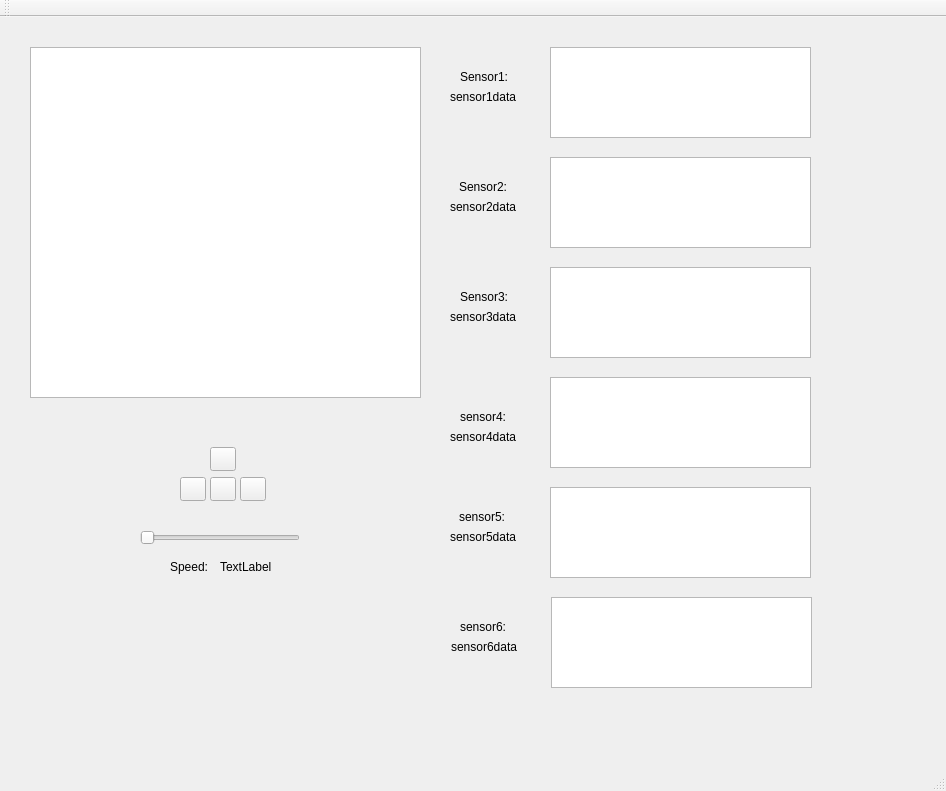
The window that Kod/Styr/STYR/STYR/mapGUI/gui.ui (hansfilipelo/Kandidadprojekt) describes before a commit, drawn with Qt 5.
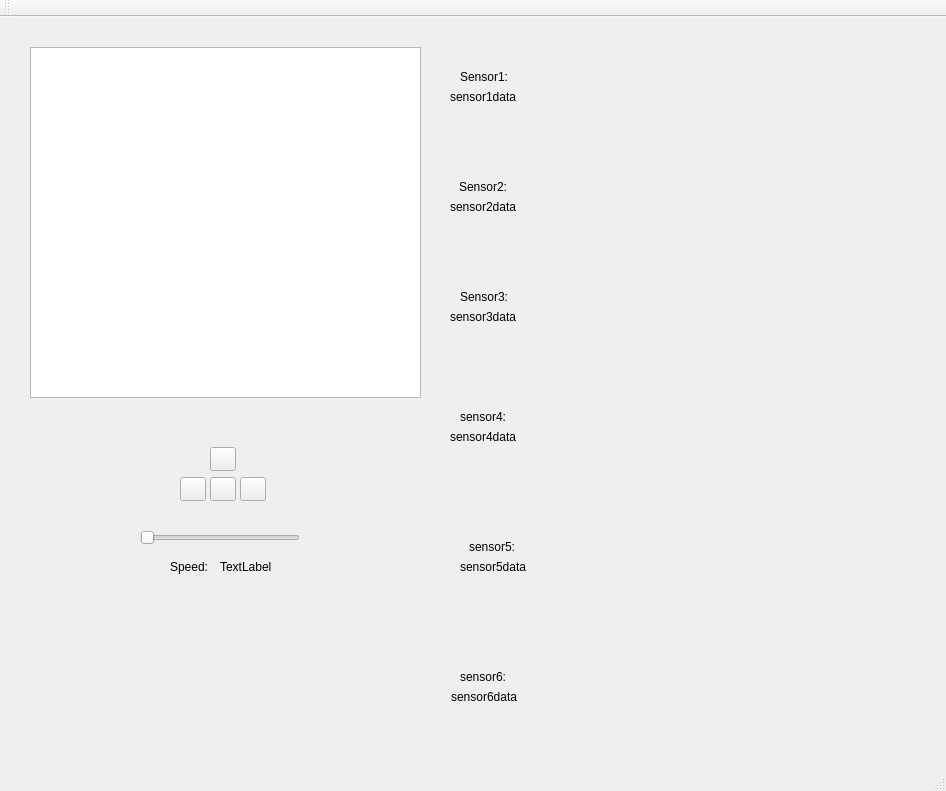
The same window after the commit. Custom widgets are drawn as their Qt base class.

```diff
--- a/Kod/Styr/STYR/STYR/mapGUI/gui.ui
+++ b/Kod/Styr/STYR/STYR/mapGUI/gui.ui
@@ -24,56 +24,6 @@
      </rect>
     </property>
    </widget>
-   <widget class="QGraphicsView" name="sensor4plot">
-    <property name="geometry">
-     <rect>
-      <x>550</x>
-      <y>360</y>
-      <width>261</width>
-      <height>91</height>
-     </rect>
-    </property>
-   </widget>
-   <widget class="QGraphicsView" name="sensor2plot">
-    <property name="geometry">
-     <rect>
-      <x>550</x>
-      <y>140</y>
-      <width>261</width>
-      <height>91</height>
-     </rect>
-    </property>
-   </widget>
-   <widget class="QGraphicsView" name="sensor3plot">
-    <property name="geometry">
-     <rect>
-      <x>550</x>
-      <y>250</y>
-      <width>261</width>
-      <height>91</height>
-     </rect>
-    </property>
-   </widget>
-   <widget class="QGraphicsView" name="sensor1plot">
-    <property name="geometry">
-     <rect>
-      <x>550</x>
-      <y>30</y>
-      <width>261</width>
-      <height>91</height>
-     </rect>
-    </property>
-   </widget>
-   <widget class="QGraphicsView" name="sensor5plot">
-    <property name="geometry">
-     <rect>
-      <x>550</x>
-      <y>470</y>
-      <width>261</width>
-      <height>91</height>
-     </rect>
-    </property>
-   </widget>
    <widget class="QSlider" name="speedSlider">
     <property name="geometry">
      <rect>
@@ -249,8 +199,8 @@
    <widget class="QLabel" name="sensor5">
     <property name="geometry">
      <rect>
-      <x>459</x>
-      <y>490</y>
+      <x>469</x>
+      <y>520</y>
       <width>62</width>
       <height>19</height>
      </rect>
@@ -262,8 +212,8 @@
    <widget class="QLabel" name="sensor5data">
     <property name="geometry">
      <rect>
-      <x>450</x>
-      <y>510</y>
+      <x>460</x>
+      <y>540</y>
       <width>81</width>
       <height>20</height>
      </rect>
@@ -276,7 +226,7 @@
     <property name="geometry">
      <rect>
       <x>451</x>
-      <y>620</y>
+      <y>670</y>
       <width>81</width>
       <height>20</height>
      </rect>
@@ -285,21 +235,11 @@
      <string>sensor6data</string>
     </property>
    </widget>
-   <widget class="QGraphicsView" name="sensor6plot">
-    <property name="geometry">
-     <rect>
-      <x>551</x>
-      <y>580</y>
-      <width>261</width>
-      <height>91</height>
-     </rect>
-    </property>
-   </widget>
    <widget class="QLabel" name="sensor6">
     <property name="geometry">
      <rect>
       <x>460</x>
-      <y>600</y>
+      <y>650</y>
       <width>62</width>
       <height>19</height>
      </rect>
@@ -334,6 +274,102 @@
      <string>TextLabel</string>
     </property>
    </widget>
+   <widget class="QCustomPlot" name="sensorPlot1" native="true">
+    <property name="geometry">
+     <rect>
+      <x>550</x>
+      <y>30</y>
+      <width>261</width>
+      <height>101</height>
+     </rect>
+    </property>
+    <property name="minimumSize">
+     <size>
+      <width>120</width>
+      <height>0</height>
+     </size>
+    </property>
+   </widget>
+   <widget class="QCustomPlot" name="sensorPlot2" native="true">
+    <property name="geometry">
+     <rect>
+      <x>550</x>
+      <y>150</y>
+      <width>261</width>
+      <height>101</height>
+     </rect>
+    </property>
+    <property name="minimumSize">
+     <size>
+      <width>120</width>
+      <height>0</height>
+     </size>
+    </property>
+   </widget>
+   <widget class="QCustomPlot" name="sensorPlot3" native="true">
+    <property name="geometry">
+     <rect>
+      <x>550</x>
+      <y>270</y>
+      <width>261</width>
+      <height>101</height>
+     </rect>
+    </property>
+    <property name="minimumSize">
+     <size>
+      <width>120</width>
+      <height>0</height>
+     </size>
+    </property>
+   </widget>
+   <widget class="QCustomPlot" name="sensorPlot4" native="true">
+    <property name="geometry">
+     <rect>
+      <x>550</x>
+      <y>390</y>
+      <width>261</width>
+      <height>101</height>
+     </rect>
+    </property>
+    <property name="minimumSize">
+     <size>
+      <width>120</width>
+      <height>0</height>
+     </size>
+    </property>
+   </widget>
+   <widget class="QCustomPlot" name="sensorPlot5" native="true">
+    <property name="geometry">
+     <rect>
+      <x>550</x>
+      <y>510</y>
+      <width>261</width>
+      <height>101</height>
+     </rect>
+    </property>
+    <property name="minimumSize">
+     <size>
+      <width>120</width>
+      <height>0</height>
+     </size>
+    </property>
+   </widget>
+   <widget class="QCustomPlot" name="sensorPlot6" native="true">
+    <property name="geometry">
+     <rect>
+      <x>550</x>
+      <y>630</y>
+      <width>261</width>
+      <height>101</height>
+     </rect>
+    </property>
+    <property name="minimumSize">
+     <size>
+      <width>120</width>
+      <height>0</height>
+     </size>
+    </property>
+   </widget>
   </widget>
   <widget class="QMenuBar" name="menuBar">
    <property name="geometry">
@@ -356,6 +392,14 @@
   <widget class="QStatusBar" name="statusBar"/>
  </widget>
  <layoutdefault spacing="6" margin="11"/>
+ <customwidgets>
+  <customwidget>
+   <class>QCustomPlot</class>
+   <extends>QWidget</extends>
+   <header>qcustomplot.h</header>
+   <container>1</container>
+  </customwidget>
+ </customwidgets>
  <resources/>
  <connections/>
 </ui>
```
